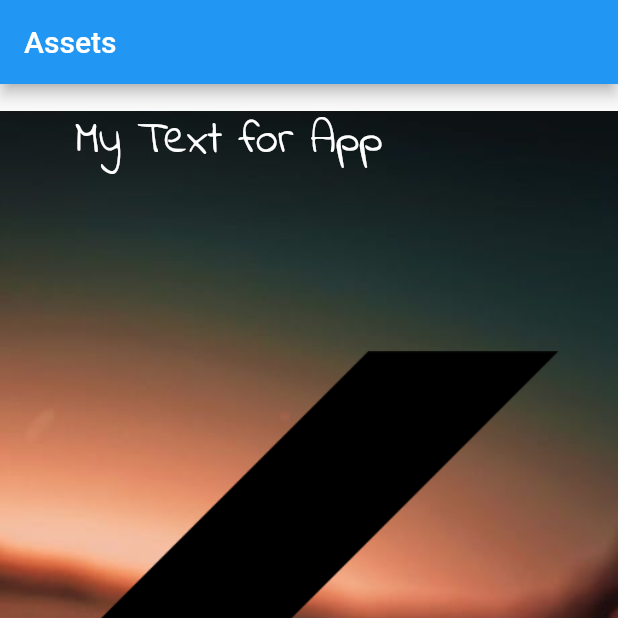
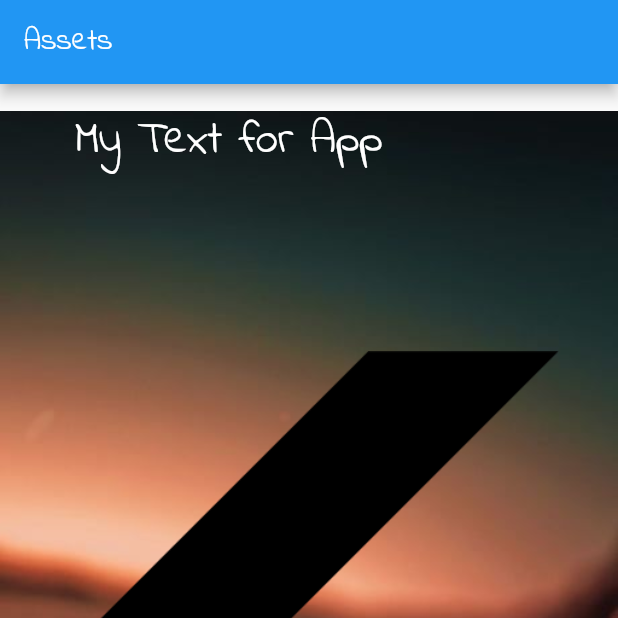
Before and after one commit to Alex-esc1/Flutter_learn, a Flutter app: the screen it shows after launch, on a phone screen of 412 x 824 dp, the top half of it. Run offline on Flutter 3.47's test engine with Material 2 defaults, Android fonts, the phone set to English and light mode, and no system bars.

Commit message:
прописал использование шрифта ко всему приложению

```diff
--- a/lib/main.dart
+++ b/lib/main.dart
@@ -7,6 +7,7 @@ class MyApp extends StatelessWidget {
   @override
   Widget build(BuildContext context) {
     return MaterialApp(
+      theme: ThemeData(fontFamily: 'IndieFlower'),
       home: Scaffold(
         appBar: AppBar(
           title: const Text('Assets'),
@@ -26,10 +27,7 @@ class MyApp extends StatelessWidget {
                   left: 50,
                   child: const Text(
                     'My Text for App',
-                    style: TextStyle(
-                        fontSize: 30,
-                        color: Colors.white,
-                        fontFamily: 'IndieFlower'),
+                    style: TextStyle(fontSize: 30, color: Colors.white),
                   ))
             ],
           ),
```
